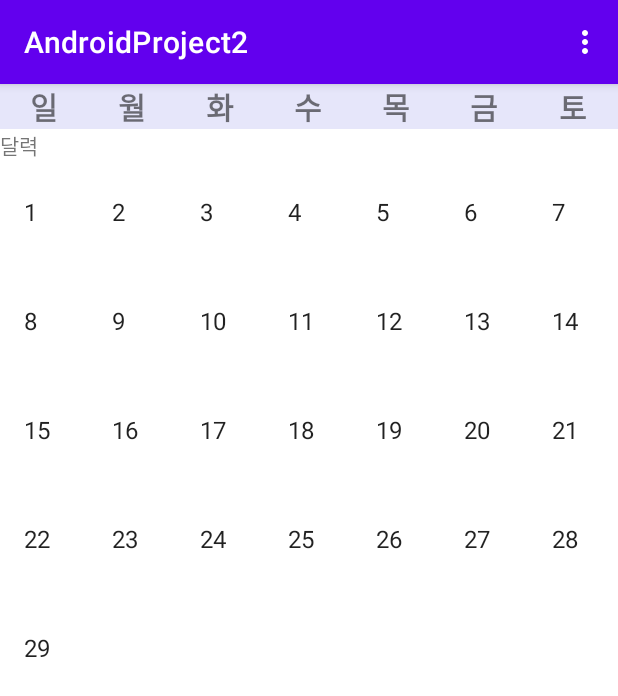
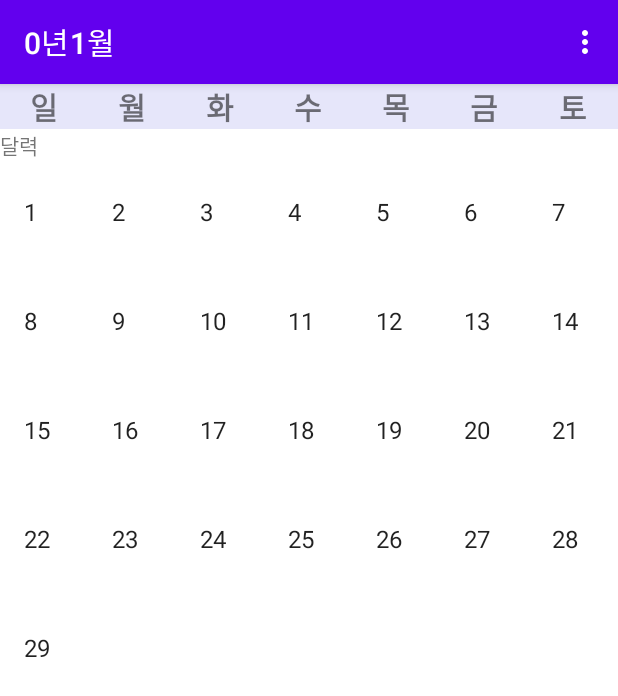
Before and after one commit to jimin1211/AndroidProject2, an Android app: the screen it shows after launch (MainActivity), on a phone screen of 412 x 824 dp. Shown: the top 696 px of the screen. Run offline under Robolectric (Android 15) with nearby library versions, the phone set to English and light mode, and no system bars.

Commit message:
앱바 타이틀 수정

```diff
--- a/app/src/main/java/com/android/androidproject2/MainActivity.java
+++ b/app/src/main/java/com/android/androidproject2/MainActivity.java
@@ -28,7 +28,6 @@ public class MainActivity extends AppCompatActivity {
         FragmentTransaction fragmentTransaction = fragmentManager.beginTransaction();
         fragmentTransaction.add(R.id.main_container, new MonthViewFragment());
         fragmentTransaction.commit();
-
 
     }
 
--- a/app/src/main/java/com/android/androidproject2/MonthCalendarAdapter.java
+++ b/app/src/main/java/com/android/androidproject2/MonthCalendarAdapter.java
@@ -27,7 +27,6 @@ public class MonthCalendarAdapter extends FragmentStateAdapter{
         //year = Calendar.getInstance().get(Calendar.YEAR);
         //month = Calendar.getInstance().get(Calendar.MONTH); //month 는 0부터 시작
 
-
         year = position;    //이건 알아서 수정
         month = position+1; //이건 알아서 수정
 
--- a/app/src/main/java/com/android/androidproject2/MonthCalendarFragment.java
+++ b/app/src/main/java/com/android/androidproject2/MonthCalendarFragment.java
@@ -2,6 +2,7 @@ package com.android.androidproject2;
 
 import android.os.Bundle;
 
+import androidx.appcompat.app.AppCompatActivity;
 import androidx.fragment.app.Fragment;
 
 import android.view.LayoutInflater;
@@ -142,11 +143,14 @@ public class MonthCalendarFragment extends Fragment {
             mParam2 = Calendar.getInstance().get(Calendar.MONTH); //month 는 0부터 시작
         }
 
+        ((AppCompatActivity)getActivity()).getSupportActionBar().setTitle(mParam1+"년"+mParam2+"월");
     }
 
     @Override
     public View onCreateView(LayoutInflater inflater, ViewGroup container,
                              Bundle savedInstanceState) {
+
+
 
         View rootview = inflater.inflate(R.layout.fragment_month_calendar, container, false);
 
--- a/app/src/main/java/com/android/androidproject2/WeekViewFragment.java
+++ b/app/src/main/java/com/android/androidproject2/WeekViewFragment.java
@@ -56,6 +56,7 @@ public class WeekViewFragment extends Fragment {
             mParam1 = Calendar.getInstance().get(Calendar.YEAR);
             mParam2 = Calendar.getInstance().get(Calendar.MONTH); //month 는 0부터 시작
         }
+
     }
 
     @Override
--- a/app/src/main/res/menu/main_menu.xml
+++ b/app/src/main/res/menu/main_menu.xml
@@ -3,10 +3,10 @@
 
     <item
         android:id="@+id/month_view"
-        android:title="월" />
+        android:title="@string/action_month" />
     <item
         android:id="@+id/week_view"
-        android:title="주"
+        android:title="@string/action_week"
         />
 
 </menu>
--- a/app/src/main/res/values/strings.xml
+++ b/app/src/main/res/values/strings.xml
@@ -2,4 +2,6 @@
     <string name="app_name">AndroidProject2</string>
     <!-- TODO: Remove or change this placeholder text -->
     <string name="hello_blank_fragment">Hello blank fragment</string>
+    <string name="action_month">월</string>
+    <string name="action_week">주</string>
 </resources>
```
